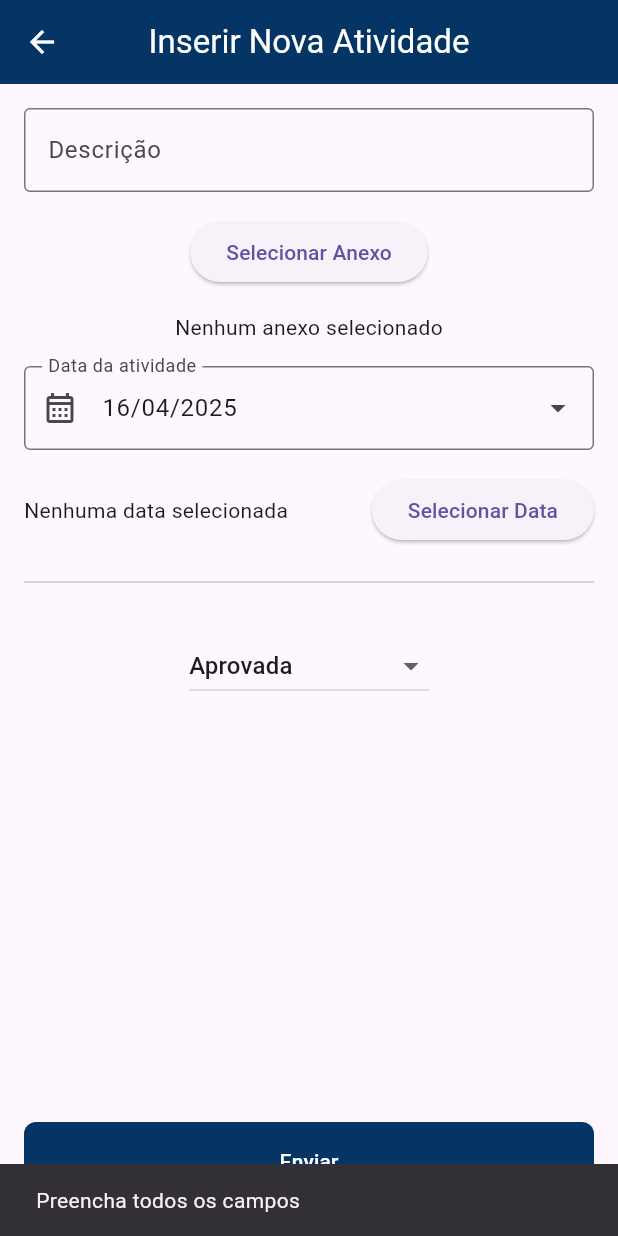
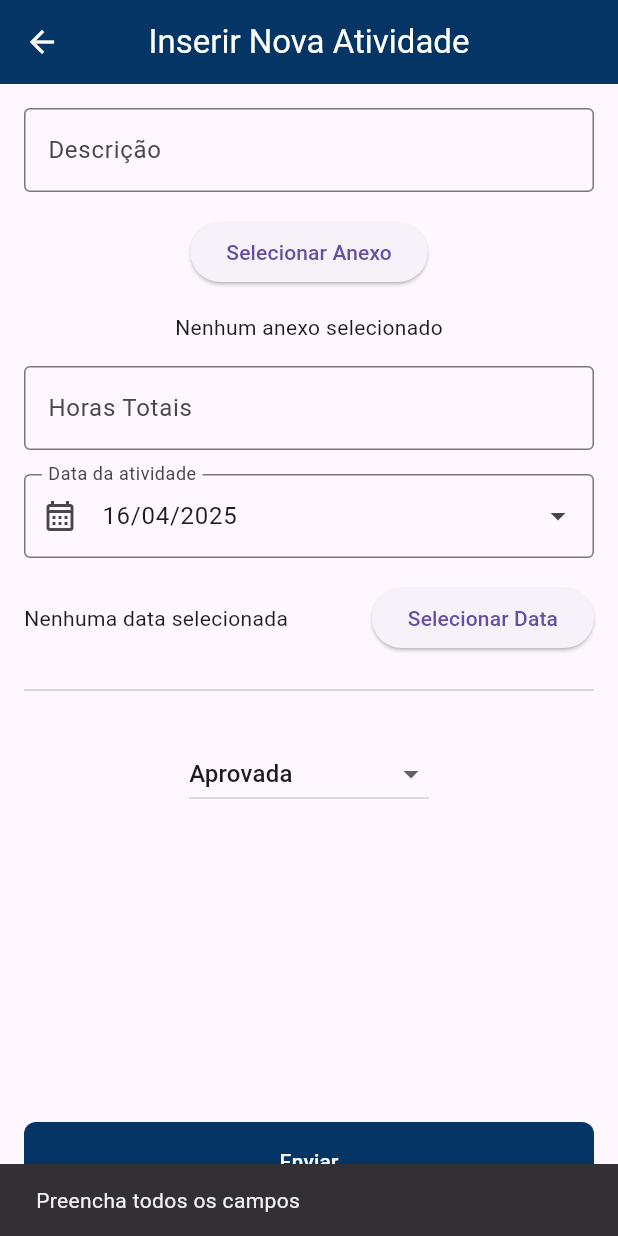
Before and after one commit to GabrielTurri/ac-smart-mobile, a Flutter app: the InserirAtividade screen opened directly, after a tap on "Enviar", on a phone screen of 412 x 824 dp. Run offline on Flutter 3.47's test engine with Material 3 defaults, Android fonts, the phone set to English and light mode, and no system bars; our stand-ins replace file_picker, go_router.

Commit message:
funcionalidade de cadastrar e visualizar as horas totais solicitadas

```diff
--- a/lib/pages/activity_details.dart
+++ b/lib/pages/activity_details.dart
@@ -25,6 +25,7 @@ class InserirAtividade extends StatefulWidget {
 
 class _InserirAtividadeState extends State<InserirAtividade> {
   final _descricaoController = TextEditingController();
+  final _horasSolicitadasController = TextEditingController();
   String? _anexo;
   DateTime? _data;
 
@@ -56,6 +57,13 @@ class _InserirAtividadeState extends State<InserirAtividade> {
                   Text(_anexo != null
                       ? 'Anexo: $_anexo'
                       : 'Nenhum anexo selecionado'),
+                  TextField(
+                    controller: _horasSolicitadasController,
+                    keyboardType: const TextInputType.numberWithOptions(),
+                    decoration: const InputDecoration(
+                        labelText: 'Horas Totais',
+                        border: OutlineInputBorder()),
+                  ),
                   CalendarioInput(DateTime.now()),
                   Row(
                     mainAxisAlignment: MainAxisAlignment.spaceBetween,
@@ -96,7 +104,11 @@ class _InserirAtividadeState extends State<InserirAtividade> {
               width: double.infinity,
               child: FilledButton(
                 onPressed: () {
-                  if (_descricaoController.text.isNotEmpty) {
+                  int horasSolicitadas =
+                      int.tryParse(_horasSolicitadasController.text) ?? 0;
+
+                  if (_descricaoController.text.isNotEmpty &&
+                      horasSolicitadas != 0) {
                     _anexo = 'path';
                     _data = DateTime.now();
                     debugPrint('teste');
@@ -106,6 +118,7 @@ class _InserirAtividadeState extends State<InserirAtividade> {
                       dataSelecionada: _data,
                       descricao: _descricaoController.text,
                       statusSelecionado: atividadeProvider.statusSelecionado,
+                      horasSolicitadas: horasSolicitadas,
                     );
                   } else {
                     // Exibir mensagem de erro
@@ -143,10 +156,22 @@ class EditarAtividade extends StatelessWidget {
     TextEditingController descricaoController =
         TextEditingController(text: atividade.descricao);
     DateTime dataAtividade = atividade.dataAtividade;
-    TextEditingController horasSolicitadasController = TextEditingController();
+    TextEditingController horasSolicitadasController =
+        TextEditingController(text: atividade.horasSolicitadas.toString());
 
     return Scaffold(
-      appBar: const ACSmartAppBar(title: 'Editar Atividade'),
+      appBar: AppBar(
+        title: const Text(
+          'Visualizar Atividade',
+          style: TextStyle(color: Colors.white),
+        ),
+        centerTitle: true,
+        backgroundColor: const Color(0xff043565),
+        iconTheme: const IconThemeData(color: Colors.white),
+        actions: [
+          IconButton(onPressed: () {}, icon: const Icon(Icons.more_vert))
+        ],
+      ),
       body: Padding(
         padding: const EdgeInsets.all(16),
         child: Column(
--- a/lib/pages/ui/app_bar.dart
+++ b/lib/pages/ui/app_bar.dart
@@ -17,10 +17,7 @@ class ACSmartAppBar extends StatelessWidget implements PreferredSizeWidget {
         style: const TextStyle(color: Colors.white),
       ),
       centerTitle: true,
-      backgroundColor: AppColor().darkBlue,
-      // Teste usando a variável criada, porém preciso ver como buscar apenas por AppColor.darkblue
-      // backgroundColor: const Color(0xff043565),
-
+      backgroundColor: const Color(0xff043565),
       iconTheme: const IconThemeData(color: Colors.white),
     );
   }
```
Also changed, not shown: lib/pages/view_model/vm_activities.dart (+7 -2 lines), 4 other files.
